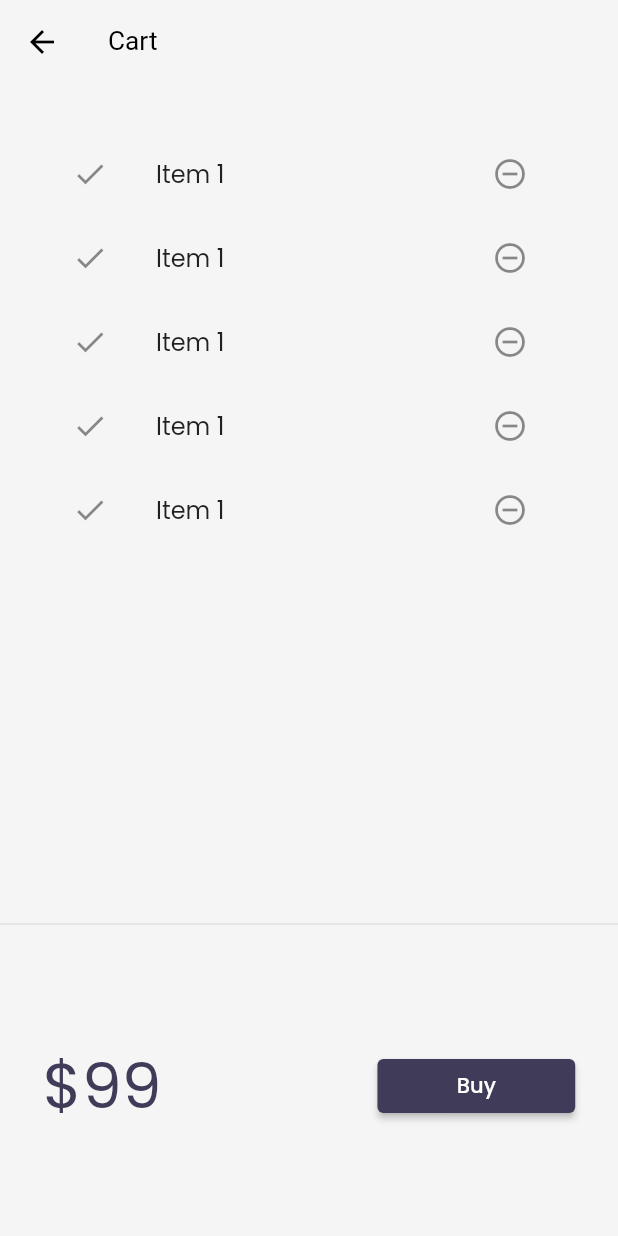
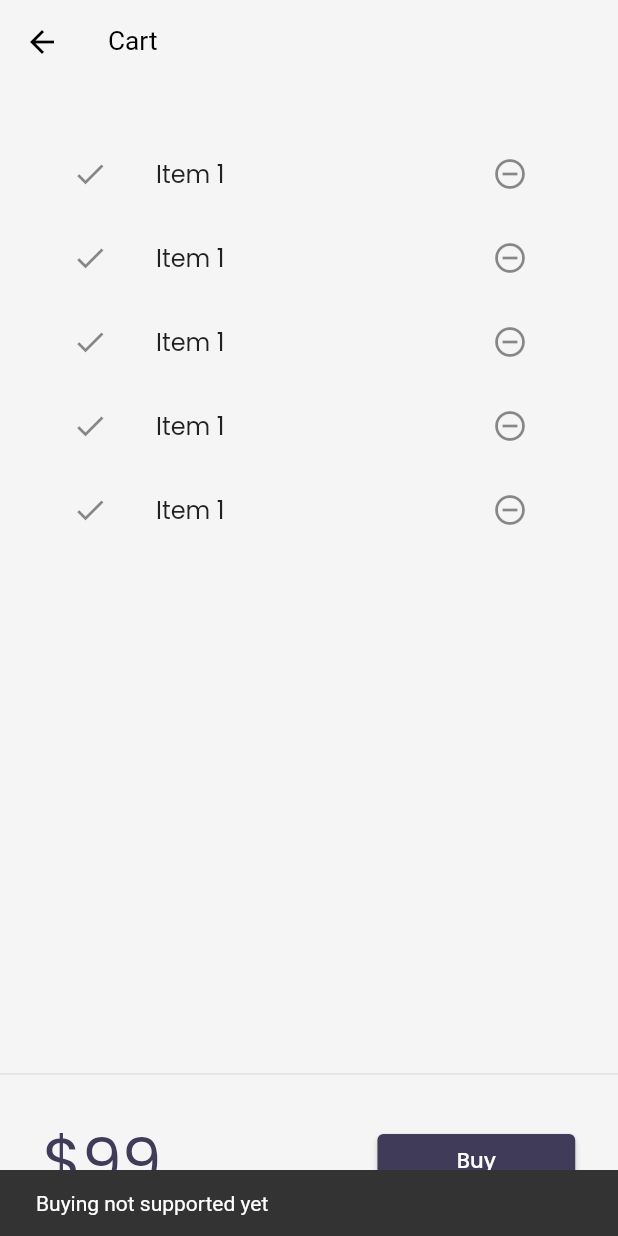
Before and after one commit to kojurohan42/catalog_app, a Flutter app: the CartPage screen opened by its route, after a tap on "Buy", on a phone screen of 412 x 824 dp. Run offline on Flutter 3.47's test engine with Material 2 defaults, Android fonts, the phone set to English and light mode, and no system bars; our stand-ins replace google_fonts, velocity_x; network calls fail.

Commit message:
day23 completed

```diff
--- a/lib/models/catalog.dart
+++ b/lib/models/catalog.dart
@@ -12,9 +12,9 @@ class CatalogModel {
         image:
             "https://encrypted-tbn0.gstatic.com/images?q=tbn:ANd9GcRISJ6msIu4AU9_M9ZnJVQVFmfuhfyJjEtbUm3ZK11_8IV9TV25-1uM5wHjiFNwKy99w0mR5Hk&usqp=CAc")
   ];
-  static Item getById(int id) => items.firstWhere((element) => element.id == id, orElse: null);
+  Item getById(int id) => items.firstWhere((element) => element.id == id, orElse: null);
 
-  static Item getByPosition(int pos) => items[pos];
+  Item getByPosition(int pos) => items[pos];
 }
 class Item {
   final int id;
--- a/lib/pages/cart_page.dart
+++ b/lib/pages/cart_page.dart
@@ -29,14 +29,18 @@ class _CartTotal extends StatelessWidget {
   @override
   Widget build(BuildContext context) {
     return SizedBox(
-      height: 200,
+      height: 100,
       child: Row(
         mainAxisAlignment: MainAxisAlignment.spaceAround,
         children: [
           "\$99".text.xl5.color(context.theme.accentColor).make(),
           30.widthBox,
           ElevatedButton(
-            onPressed: () {},
+            onPressed: () {
+              ScaffoldMessenger.of(context).showSnackBar(SnackBar(
+                content: "Buying not supported yet".text.make(),
+              ));
+            },
             style: ButtonStyle(
               backgroundColor:
                   MaterialStateProperty.all(context.theme.buttonColor),
--- a/lib/widgets/home_widgets/catalog_list.dart
+++ b/lib/widgets/home_widgets/catalog_list.dart
@@ -15,7 +15,7 @@ class CatalogList extends StatelessWidget {
       shrinkWrap: true,
       itemCount: CatalogModel.items.length,
       itemBuilder: (context, index) {
-        final catalog = CatalogModel.getByPosition(index);
+        final catalog = CatalogModel.items[index];
         return InkWell(
           onTap: () => Navigator.push(
             context,
```
Also changed, not shown: lib/models/cart.dart (added, +28 -0 lines).
